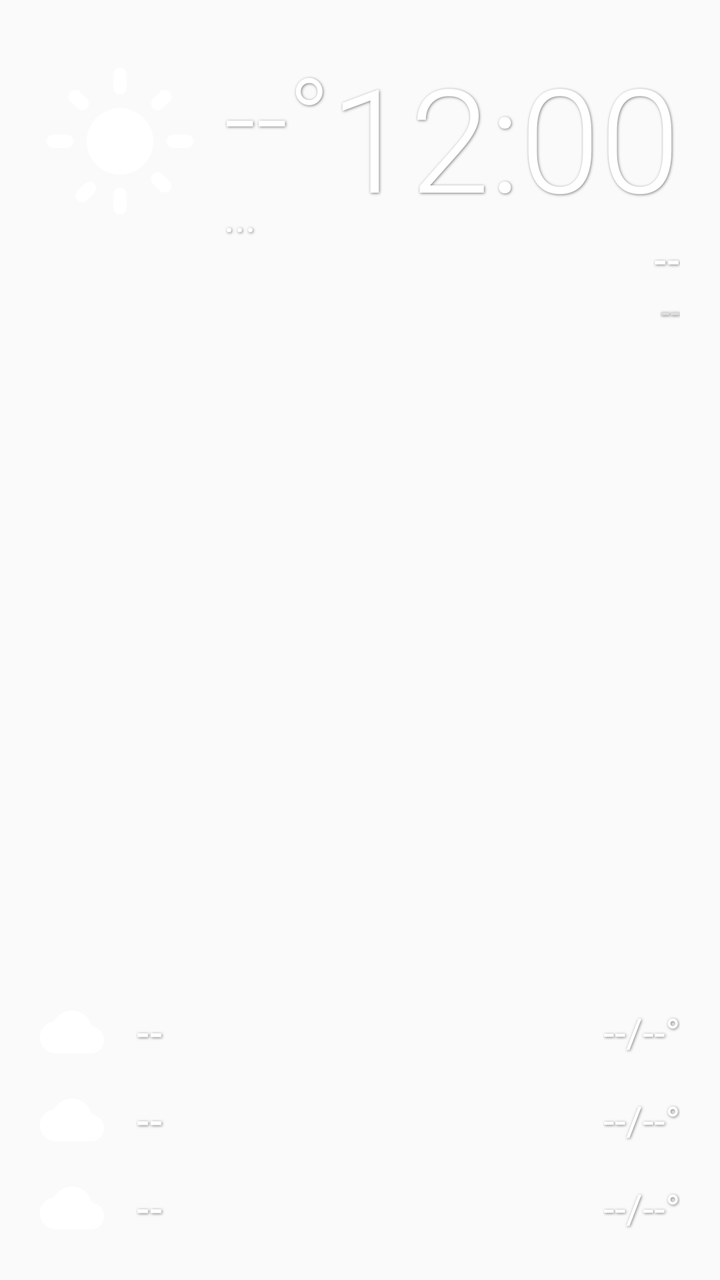
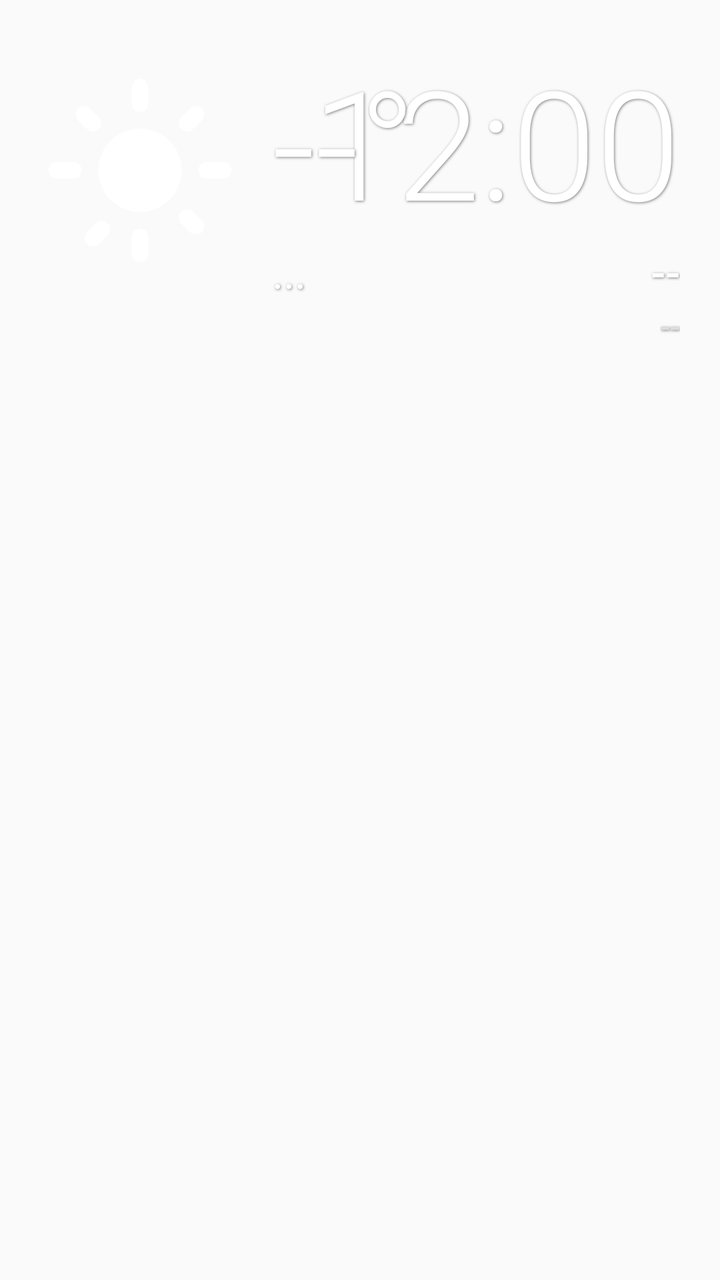

Screens rendered from an Android XML layout before and after an edit, with the pre-edit source and the edit as a unified diff.
<!-- AndroidManifest.xml: application theme AppTheme -->
<!-- res/layout/widget_layout.xml -->
<?xml version="1.0" encoding="utf-8"?>
<RelativeLayout xmlns:android="http://schemas.android.com/apk/res/android"
    android:layout_width="match_parent"
    android:layout_height="match_parent"
    android:background="@android:color/transparent"
    android:padding="20dp">

    
    <LinearLayout
        android:id="@+id/current_weather_container"
        android:layout_width="wrap_content"
        android:layout_height="wrap_content"
        android:layout_alignParentStart="true"
        android:layout_alignParentTop="true"
        android:orientation="horizontal"
        android:gravity="center_vertical">
        
        <ImageView
            android:id="@+id/widget_main_icon"
            android:layout_width="80dp"
            android:layout_height="80dp"
            android:src="@drawable/ic_sun"
            android:layout_marginEnd="12dp" />
            
        <LinearLayout
            android:layout_width="wrap_content"
            android:layout_height="wrap_content"
            android:orientation="vertical">
            <TextView
                android:id="@+id/widget_temp"
                android:layout_width="wrap_content"
                android:layout_height="wrap_content"
                android:text="--°"
                android:textColor="#ffffff"
                android:textSize="56sp"
                android:fontFamily="sans-serif-light"
                android:shadowColor="#80000000" android:shadowDx="1" android:shadowDy="1" android:shadowRadius="3" />
            <TextView
                android:id="@+id/widget_condition"
                android:layout_width="wrap_content"
                android:layout_height="wrap_content"
                android:text="..."
                android:textColor="#ffffff"
                android:textSize="20sp"
                android:fontFamily="sans-serif"
                android:shadowColor="#80000000" android:shadowDx="1" android:shadowDy="1" android:shadowRadius="3" />
        </LinearLayout>
    </LinearLayout>

    
    <LinearLayout
        android:id="@+id/clock_container"
        android:layout_width="wrap_content"
        android:layout_height="wrap_content"
        android:layout_alignParentEnd="true"
        android:layout_alignParentTop="true"
        android:gravity="end"
        android:orientation="vertical">
        <TextClock
            android:id="@+id/widget_clock"
            android:layout_width="wrap_content"
            android:layout_height="wrap_content"
            android:textColor="#ffffff"
            android:textSize="72sp"
            android:fontFamily="sans-serif-light"
            android:format12Hour="h:mm"
            android:format24Hour="HH:mm"
            android:shadowColor="#80000000" android:shadowDx="1" android:shadowDy="1" android:shadowRadius="3" />
        <TextView
            android:id="@+id/widget_date"
            android:layout_width="wrap_content"
            android:layout_height="wrap_content"
            android:text="--"
            android:textColor="#ffffff"
            android:textSize="20sp"
            android:fontFamily="sans-serif-medium"
            android:shadowColor="#80000000" android:shadowDx="1" android:shadowDy="1" android:shadowRadius="3" />
        <TextView
            android:id="@+id/widget_city"
            android:layout_width="wrap_content"
            android:layout_height="wrap_content"
            android:text="--"
            android:textColor="#dddddd"
            android:textSize="18sp"
            android:fontFamily="sans-serif"
            android:shadowColor="#80000000" android:shadowDx="1" android:shadowDy="1" android:shadowRadius="3" />
    </LinearLayout>

    
    <LinearLayout
        android:layout_width="match_parent"
        android:layout_height="wrap_content"
        android:layout_alignParentBottom="true"
        android:layout_alignParentStart="true"
        android:orientation="vertical">
        
        
        <LinearLayout
            android:layout_width="match_parent"
            android:layout_height="wrap_content"
            android:orientation="horizontal"
            android:gravity="center_vertical"
            android:layout_marginBottom="12dp">
            <ImageView
                android:id="@+id/widget_day1_icon"
                android:layout_width="32dp"
                android:layout_height="32dp"
                android:src="@drawable/ic_cloud"
                android:layout_marginEnd="16dp" />
            <TextView
                android:id="@+id/widget_day1_name"
                android:layout_width="0dp"
                android:layout_height="wrap_content"
                android:layout_weight="1"
                android:text="--"
                android:textColor="#ffffff"
                android:textSize="20sp"
                android:fontFamily="sans-serif-medium"
                android:shadowColor="#80000000" android:shadowDx="1" android:shadowDy="1" android:shadowRadius="3" />
            <TextView
                android:id="@+id/widget_day1_temps"
                android:layout_width="wrap_content"
                android:layout_height="wrap_content"
                android:text="--/--°"
                android:textColor="#ffffff"
                android:textSize="20sp"
                android:fontFamily="sans-serif"
                android:shadowColor="#80000000" android:shadowDx="1" android:shadowDy="1" android:shadowRadius="3" />
        </LinearLayout>
        
        
        <LinearLayout
            android:layout_width="match_parent"
            android:layout_height="wrap_content"
            android:orientation="horizontal"
            android:gravity="center_vertical"
            android:layout_marginBottom="12dp">
            <ImageView
                android:id="@+id/widget_day2_icon"
                android:layout_width="32dp"
                android:layout_height="32dp"
                android:src="@drawable/ic_cloud"
                android:layout_marginEnd="16dp" />
            <TextView
                android:id="@+id/widget_day2_name"
                android:layout_width="0dp"
                android:layout_height="wrap_content"
                android:layout_weight="1"
                android:text="--"
                android:textColor="#ffffff"
                android:textSize="20sp"
                android:fontFamily="sans-serif-medium"
                android:shadowColor="#80000000" android:shadowDx="1" android:shadowDy="1" android:shadowRadius="3" />
            <TextView
                android:id="@+id/widget_day2_temps"
                android:layout_width="wrap_content"
                android:layout_height="wrap_content"
                android:text="--/--°"
                android:textColor="#ffffff"
                android:textSize="20sp"
                android:fontFamily="sans-serif"
                android:shadowColor="#80000000" android:shadowDx="1" android:shadowDy="1" android:shadowRadius="3" />
        </LinearLayout>

        
        <LinearLayout
            android:layout_width="match_parent"
            android:layout_height="wrap_content"
            android:orientation="horizontal"
            android:gravity="center_vertical">
            <ImageView
                android:id="@+id/widget_day3_icon"
                android:layout_width="32dp"
                android:layout_height="32dp"
                android:src="@drawable/ic_cloud"
                android:layout_marginEnd="16dp" />
            <TextView
                android:id="@+id/widget_day3_name"
                android:layout_width="0dp"
                android:layout_height="wrap_content"
                android:layout_weight="1"
                android:text="--"
                android:textColor="#ffffff"
                android:textSize="20sp"
                android:fontFamily="sans-serif-medium"
                android:shadowColor="#80000000" android:shadowDx="1" android:shadowDy="1" android:shadowRadius="3" />
            <TextView
                android:id="@+id/widget_day3_temps"
                android:layout_width="wrap_content"
                android:layout_height="wrap_content"
                android:text="--/--°"
                android:textColor="#ffffff"
                android:textSize="20sp"
                android:fontFamily="sans-serif"
                android:shadowColor="#80000000" android:shadowDx="1" android:shadowDy="1" android:shadowRadius="3" />
        </LinearLayout>

    </LinearLayout>
</RelativeLayout>
<!-- resources referenced by this layout -->
<resources>
  <!-- drawable ic_cloud (drawable) -->
  <vector xmlns:android="http://schemas.android.com/apk/res/android"
      android:width="24dp" android:height="24dp" android:viewportWidth="24" android:viewportHeight="24">
    <path android:fillColor="#FFFFFF" android:pathData="M19.35,10.04C18.67,6.59 15.64,4 12,4 9.11,4 6.6,5.64 5.35,8.04 2.34,8.36 0,10.91 0,14c0,3.31 2.69,6 6,6h13c2.76,0 5,-2.24 5,-5 0,-2.64 -2.05,-4.78 -4.65,-4.96z"/>
  </vector>
  <!-- drawable ic_sun (drawable) -->
  <vector xmlns:android="http://schemas.android.com/apk/res/android"
      android:width="24dp" android:height="24dp" android:viewportWidth="24" android:viewportHeight="24">
    <path android:fillColor="#FFFFFF" android:pathData="M12,7c-2.76,0 -5,2.24 -5,5s2.24,5 5,5 5,-2.24 5,-5 -2.24,-5 -5,-5zM2,13h2c0.55,0 1,-0.45 1,-1s-0.45,-1 -1,-1H2c-0.55,0 -1,0.45 -1,1s0.45,1 1,1zM20,13h2c0.55,0 1,-0.45 1,-1s-0.45,-1 -1,-1h-2c-0.55,0 -1,0.45 -1,1s0.45,1 1,1zM11,2v2c0,0.55 0.45,1 1,1s1,-0.45 1,-1V2c0,-0.55 -0.45,-1 -1,-1s-1,0.45 -1,1zM11,20v2c0,0.55 0.45,1 1,1s1,-0.45 1,-1v-2c0,-0.55 -0.45,-1 -1,-1s-1,0.45 -1,1zM5.99,4.58c-0.39,-0.39 -1.03,-0.39 -1.41,0 -0.39,0.39 -0.39,1.03 0,1.41l1.06,1.06c0.39,0.39 1.03,0.39 1.41,0 0.39,-0.39 0.39,-1.03 0,-1.41L5.99,4.58zM18.36,16.95c-0.39,-0.39 -1.03,-0.39 -1.41,0 -0.39,0.39 -0.39,1.03 0,1.41l1.06,1.06c0.39,0.39 1.03,0.39 1.41,0 0.39,-0.39 0.39,-1.03 0,-1.41l-1.06,-1.06zM5.64,19.42c-0.39,0.39 -0.39,1.03 0,1.41 0.39,0.39 1.03,0.39 1.41,0l1.06,-1.06c0.39,-0.39 0.39,-1.03 0,-1.41 -0.39,-0.39 -1.03,-0.39 -1.41,0L5.64,19.42zM16.95,7.05c0.39,0.39 1.03,0.39 1.41,0l1.06,-1.06c0.39,-0.39 0.39,-1.03 0,-1.41 -0.39,-0.39 -1.03,-0.39 -1.41,0l-1.06,1.06c-0.39,0.39 -0.39,1.03 0,1.41z"/>
  </vector>
  <style name="AppTheme" parent="Theme.AppCompat.Light.DarkActionBar">
          
          <item name="colorPrimary">@color/colorPrimary</item>
          <item name="colorPrimaryDark">@color/colorPrimaryDark</item>
          <item name="colorAccent">@color/colorAccent</item>
      </style>
</resources>

<!-- the commit's change to res/layout/widget_layout.xml (unified diff, before → after) -->
@@ -5,195 +5,80 @@
     android:background="@android:color/transparent"
     android:padding="20dp">
 
-    
-    <LinearLayout
-        android:id="@+id/current_weather_container"
-        android:layout_width="wrap_content"
-        android:layout_height="wrap_content"
+    <ImageView
+        android:id="@+id/widget_main_icon"
+        android:layout_width="100dp"
+        android:layout_height="100dp"
         android:layout_alignParentStart="true"
-        android:layout_alignParentTop="true"
-        android:orientation="horizontal"
-        android:gravity="center_vertical">
-        
-        <ImageView
-            android:id="@+id/widget_main_icon"
-            android:layout_width="80dp"
-            android:layout_height="80dp"
-            android:src="@drawable/ic_sun"
-            android:layout_marginEnd="12dp" />
-            
-        <LinearLayout
-            android:layout_width="wrap_content"
-            android:layout_height="wrap_content"
-            android:orientation="vertical">
-            <TextView
-                android:id="@+id/widget_temp"
-                android:layout_width="wrap_content"
-                android:layout_height="wrap_content"
-                android:text="--°"
-                android:textColor="#ffffff"
-                android:textSize="56sp"
-                android:fontFamily="sans-serif-light"
-                android:shadowColor="#80000000" android:shadowDx="1" android:shadowDy="1" android:shadowRadius="3" />
-            <TextView
-                android:id="@+id/widget_condition"
-                android:layout_width="wrap_content"
-                android:layout_height="wrap_content"
-                android:text="..."
-                android:textColor="#ffffff"
-                android:textSize="20sp"
-                android:fontFamily="sans-serif"
-                android:shadowColor="#80000000" android:shadowDx="1" android:shadowDy="1" android:shadowRadius="3" />
-        </LinearLayout>
-    </LinearLayout>
+        android:layout_alignTop="@+id/widget_clock"
+        android:layout_alignBottom="@+id/widget_condition"
+        android:layout_marginEnd="16dp"
+        android:scaleType="fitCenter"
+        android:src="@drawable/ic_sun" />
 
     
-    <LinearLayout
-        android:id="@+id/clock_container"
+    <TextClock
+        android:id="@+id/widget_clock"
         android:layout_width="wrap_content"
         android:layout_height="wrap_content"
         android:layout_alignParentEnd="true"
         android:layout_alignParentTop="true"
-        android:gravity="end"
-        android:orientation="vertical">
-        <TextClock
-            android:id="@+id/widget_clock"
-            android:layout_width="wrap_content"
-            android:layout_height="wrap_content"
-            android:textColor="#ffffff"
-            android:textSize="72sp"
-            android:fontFamily="sans-serif-light"
-            android:format12Hour="h:mm"
-            android:format24Hour="HH:mm"
-            android:shadowColor="#80000000" android:shadowDx="1" android:shadowDy="1" android:shadowRadius="3" />
-        <TextView
-            android:id="@+id/widget_date"
-            android:layout_width="wrap_content"
-            android:layout_height="wrap_content"
-            android:text="--"
-            android:textColor="#ffffff"
-            android:textSize="20sp"
-            android:fontFamily="sans-serif-medium"
-            android:shadowColor="#80000000" android:shadowDx="1" android:shadowDy="1" android:shadowRadius="3" />
-        <TextView
-            android:id="@+id/widget_city"
-            android:layout_width="wrap_content"
-            android:layout_height="wrap_content"
-            android:text="--"
-            android:textColor="#dddddd"
-            android:textSize="18sp"
-            android:fontFamily="sans-serif"
-            android:shadowColor="#80000000" android:shadowDx="1" android:shadowDy="1" android:shadowRadius="3" />
-    </LinearLayout>
+        android:textColor="#ffffff"
+        android:textSize="76sp"
+        android:fontFamily="sans-serif-light"
+        android:format12Hour="h:mm"
+        android:format24Hour="HH:mm"
+        android:shadowColor="#80000000" android:shadowDx="1" android:shadowDy="1" android:shadowRadius="3" />
 
     
-    <LinearLayout
-        android:layout_width="match_parent"
+    <TextView
+        android:id="@+id/widget_temp"
+        android:layout_width="wrap_content"
         android:layout_height="wrap_content"
-        android:layout_alignParentBottom="true"
-        android:layout_alignParentStart="true"
-        android:orientation="vertical">
-        
-        
-        <LinearLayout
-            android:layout_width="match_parent"
-            android:layout_height="wrap_content"
-            android:orientation="horizontal"
-            android:gravity="center_vertical"
-            android:layout_marginBottom="12dp">
-            <ImageView
-                android:id="@+id/widget_day1_icon"
-                android:layout_width="32dp"
-                android:layout_height="32dp"
-                android:src="@drawable/ic_cloud"
-                android:layout_marginEnd="16dp" />
-            <TextView
-                android:id="@+id/widget_day1_name"
-                android:layout_width="0dp"
-                android:layout_height="wrap_content"
-                android:layout_weight="1"
-                android:text="--"
-                android:textColor="#ffffff"
-                android:textSize="20sp"
-                android:fontFamily="sans-serif-medium"
-                android:shadowColor="#80000000" android:shadowDx="1" android:shadowDy="1" android:shadowRadius="3" />
-            <TextView
-                android:id="@+id/widget_day1_temps"
-                android:layout_width="wrap_content"
-                android:layout_height="wrap_content"
-                android:text="--/--°"
-                android:textColor="#ffffff"
-                android:textSize="20sp"
-                android:fontFamily="sans-serif"
-                android:shadowColor="#80000000" android:shadowDx="1" android:shadowDy="1" android:shadowRadius="3" />
-        </LinearLayout>
-        
-        
-        <LinearLayout
-            android:layout_width="match_parent"
-            android:layout_height="wrap_content"
-            android:orientation="horizontal"
-            android:gravity="center_vertical"
-            android:layout_marginBottom="12dp">
-            <ImageView
-                android:id="@+id/widget_day2_icon"
-                android:layout_width="32dp"
-                android:layout_height="32dp"
-                android:src="@drawable/ic_cloud"
-                android:layout_marginEnd="16dp" />
-            <TextView
-                android:id="@+id/widget_day2_name"
-                android:layout_width="0dp"
-                android:layout_height="wrap_content"
-                android:layout_weight="1"
-                android:text="--"
-                android:textColor="#ffffff"
-                android:textSize="20sp"
-                android:fontFamily="sans-serif-medium"
-                android:shadowColor="#80000000" android:shadowDx="1" android:shadowDy="1" android:shadowRadius="3" />
-            <TextView
-                android:id="@+id/widget_day2_temps"
-                android:layout_width="wrap_content"
-                android:layout_height="wrap_content"
-                android:text="--/--°"
-                android:textColor="#ffffff"
-                android:textSize="20sp"
-                android:fontFamily="sans-serif"
-                android:shadowColor="#80000000" android:shadowDx="1" android:shadowDy="1" android:shadowRadius="3" />
-        </LinearLayout>
+        android:layout_toEndOf="@id/widget_main_icon"
+        android:layout_alignBaseline="@id/widget_clock"
+        android:text="--°"
+        android:textColor="#ffffff"
+        android:textSize="76sp"
+        android:fontFamily="sans-serif-light"
+        android:shadowColor="#80000000" android:shadowDx="1" android:shadowDy="1" android:shadowRadius="3" />
 
-        
-        <LinearLayout
-            android:layout_width="match_parent"
-            android:layout_height="wrap_content"
-            android:orientation="horizontal"
-            android:gravity="center_vertical">
-            <ImageView
-                android:id="@+id/widget_day3_icon"
-                android:layout_width="32dp"
-                android:layout_height="32dp"
-                android:src="@drawable/ic_cloud"
-                android:layout_marginEnd="16dp" />
-            <TextView
-                android:id="@+id/widget_day3_name"
-                android:layout_width="0dp"
-                android:layout_height="wrap_content"
-                android:layout_weight="1"
-                android:text="--"
-                android:textColor="#ffffff"
-                android:textSize="20sp"
-                android:fontFamily="sans-serif-medium"
-                android:shadowColor="#80000000" android:shadowDx="1" android:shadowDy="1" android:shadowRadius="3" />
-            <TextView
-                android:id="@+id/widget_day3_temps"
-                android:layout_width="wrap_content"
-                android:layout_height="wrap_content"
-                android:text="--/--°"
-                android:textColor="#ffffff"
-                android:textSize="20sp"
-                android:fontFamily="sans-serif"
-                android:shadowColor="#80000000" android:shadowDx="1" android:shadowDy="1" android:shadowRadius="3" />
-        </LinearLayout>
+    
+    <TextView
+        android:id="@+id/widget_date"
+        android:layout_width="wrap_content"
+        android:layout_height="wrap_content"
+        android:layout_below="@id/widget_clock"
+        android:layout_alignParentEnd="true"
+        android:text="--"
+        android:textColor="#ffffff"
+        android:textSize="22sp"
+        android:fontFamily="sans-serif-medium"
+        android:shadowColor="#80000000" android:shadowDx="1" android:shadowDy="1" android:shadowRadius="3" />
 
-    </LinearLayout>
+    
+    <TextView
+        android:id="@+id/widget_condition"
+        android:layout_width="wrap_content"
+        android:layout_height="wrap_content"
+        android:layout_toEndOf="@id/widget_main_icon"
+        android:layout_alignBaseline="@id/widget_date"
+        android:text="..."
+        android:textColor="#ffffff"
+        android:textSize="22sp"
+        android:fontFamily="sans-serif"
+        android:shadowColor="#80000000" android:shadowDx="1" android:shadowDy="1" android:shadowRadius="3" />
+
+    
+    <TextView
+        android:id="@+id/widget_city"
+        android:layout_width="wrap_content"
+        android:layout_height="wrap_content"
+        android:layout_below="@id/widget_date"
+        android:layout_alignParentEnd="true"
+        android:text="--"
+        android:textColor="#dddddd"
+        android:textSize="18sp"
+        android:fontFamily="sans-serif"
+        android:shadowColor="#80000000" android:shadowDx="1" android:shadowDy="1" android:shadowRadius="3" />
 </RelativeLayout>
<!-- resource entries referenced after the edit -->
@@ -1,10 +1,5 @@
 <!-- resources referenced by this layout -->
 <resources>
-  <!-- drawable ic_cloud (drawable) -->
-  <vector xmlns:android="http://schemas.android.com/apk/res/android"
-      android:width="24dp" android:height="24dp" android:viewportWidth="24" android:viewportHeight="24">
-    <path android:fillColor="#FFFFFF" android:pathData="M19.35,10.04C18.67,6.59 15.64,4 12,4 9.11,4 6.6,5.64 5.35,8.04 2.34,8.36 0,10.91 0,14c0,3.31 2.69,6 6,6h13c2.76,0 5,-2.24 5,-5 0,-2.64 -2.05,-4.78 -4.65,-4.96z"/>
-  </vector>
   <!-- drawable ic_sun (drawable) -->
   <vector xmlns:android="http://schemas.android.com/apk/res/android"
       android:width="24dp" android:height="24dp" android:viewportWidth="24" android:viewportHeight="24">
